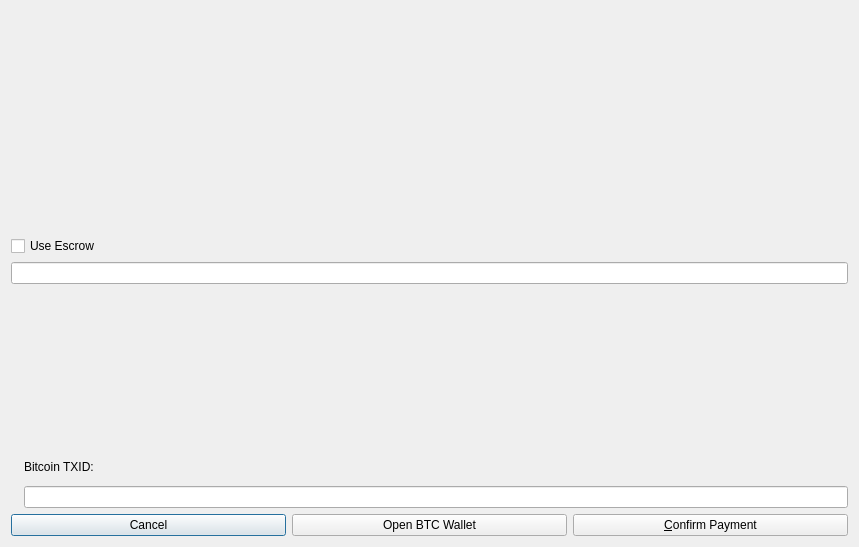
This is src/qt/forms/offeracceptdialogbtc.ui in sschepis/syscoin2 as Qt 5 draws it before an edit. The edited form follows.
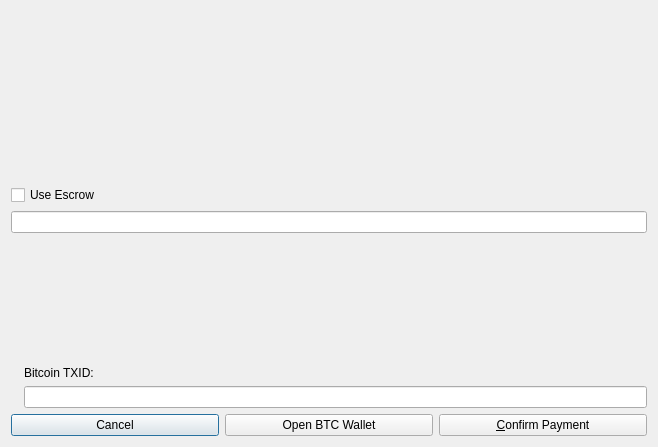
This is the edited form.

```diff
--- a/src/qt/forms/offeracceptdialogbtc.ui
+++ b/src/qt/forms/offeracceptdialogbtc.ui
@@ -6,8 +6,8 @@
    <rect>
     <x>0</x>
     <y>0</y>
-    <width>859</width>
-    <height>547</height>
+    <width>658</width>
+    <height>447</height>
    </rect>
   </property>
   <property name="windowTitle">
```
Left out of the diff: 2 changed lines with no effect on the pictures.
